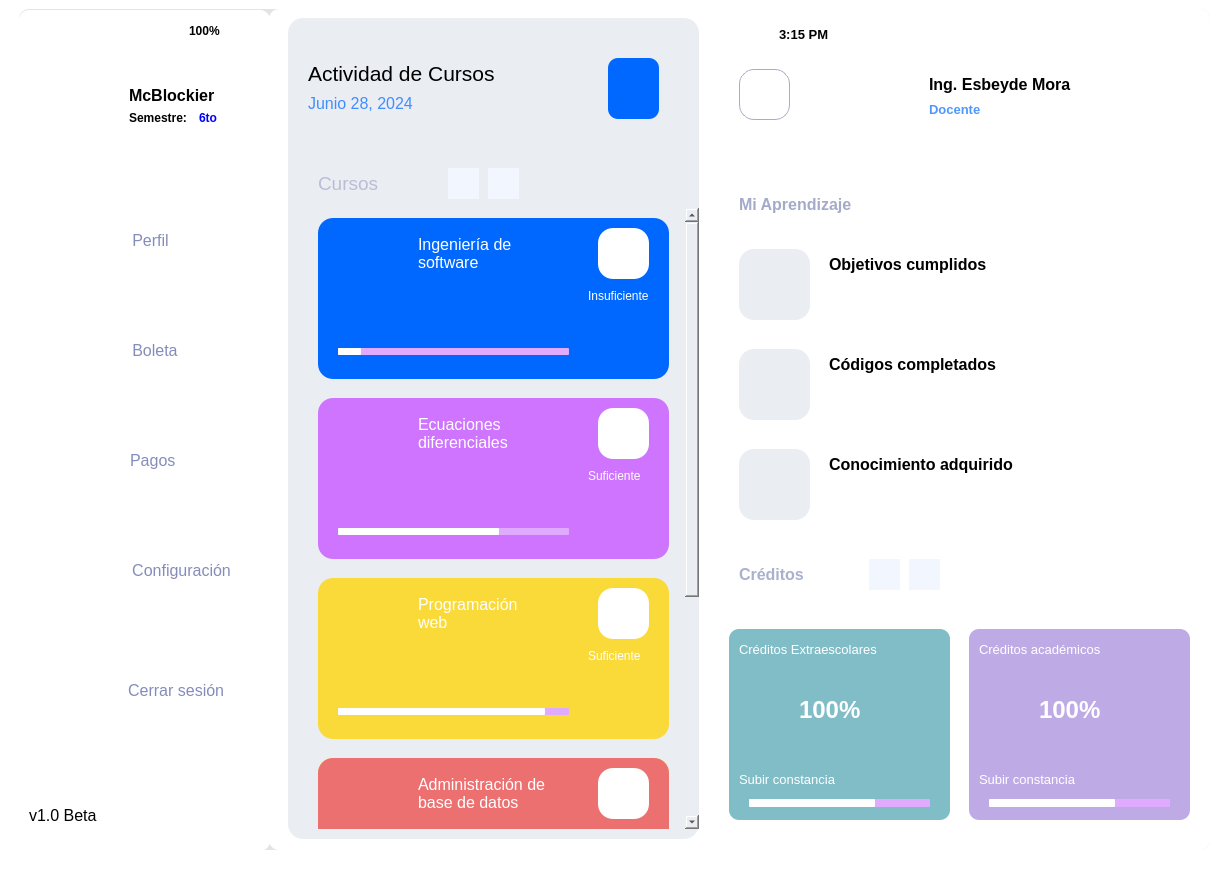
Qt form UI/Student.ui (McBlockier/SCA) before a commit.
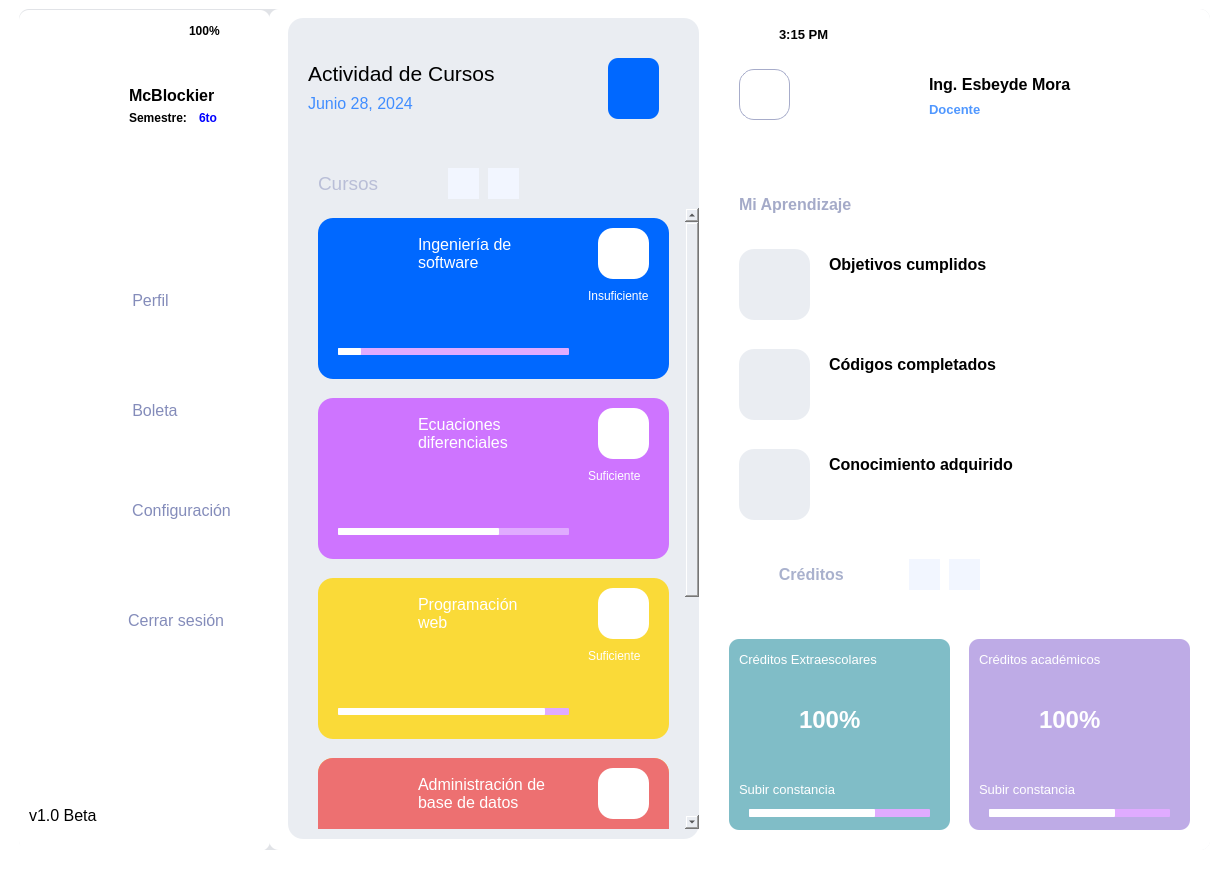
The same form after that commit. Icons and pictures are not drawn.

```diff
--- a/UI/Student.ui
+++ b/UI/Student.ui
@@ -7,7 +7,7 @@
     <x>0</x>
     <y>0</y>
     <width>1221</width>
-    <height>879</height>
+    <height>895</height>
    </rect>
   </property>
   <property name="windowTitle">
@@ -292,7 +292,7 @@
         <property name="geometry">
          <rect>
           <x>0</x>
-          <y>0</y>
+          <y>-301</y>
           <width>401</width>
           <height>981</height>
          </rect>
@@ -1444,12 +1444,12 @@
        </size>
       </property>
      </widget>
-     <widget class="QLabel" name="label_18">
+     <widget class="QLabel" name="lbIconText">
       <property name="geometry">
        <rect>
         <x>470</x>
         <y>540</y>
-        <width>121</width>
+        <width>161</width>
         <height>51</height>
        </rect>
       </property>
@@ -1462,19 +1462,20 @@
        </font>
       </property>
       <property name="styleSheet">
-       <string notr="true">color:#a9b1cd;</string>
+       <string notr="true">color:#a9b1cd;
+background-color:transparent;</string>
       </property>
       <property name="frameShape">
        <enum>QFrame::StyledPanel</enum>
       </property>
       <property name="text">
-       <string>Créditos</string>
+       <string>         Créditos</string>
       </property>
      </widget>
      <widget class="QPushButton" name="buttonBack_2">
       <property name="geometry">
        <rect>
-        <x>600</x>
+        <x>640</x>
         <y>550</y>
         <width>31</width>
         <height>31</height>
@@ -1501,7 +1502,7 @@
      <widget class="QPushButton" name="buttonNext_2">
       <property name="geometry">
        <rect>
-        <x>640</x>
+        <x>680</x>
         <y>550</y>
         <width>31</width>
         <height>31</height>
@@ -1694,70 +1695,21 @@
        <pixmap>../Resources/reloj.gif</pixmap>
       </property>
      </widget>
-     <widget class="QFrame" name="frameCredEx">
+     <widget class="QPushButton" name="lbIconSide">
       <property name="geometry">
        <rect>
-        <x>460</x>
-        <y>620</y>
-        <width>221</width>
-        <height>191</height>
-       </rect>
-      </property>
-      <property name="styleSheet">
-       <string notr="true">background-color: #80bdc7;
-border-radius:10px;</string>
-      </property>
-      <property name="frameShape">
-       <enum>QFrame::StyledPanel</enum>
-      </property>
-      <property name="frameShadow">
-       <enum>QFrame::Raised</enum>
-      </property>
-      <widget class="QLabel" name="label_39">
-       <property name="geometry">
-        <rect>
-         <x>10</x>
-         <y>10</y>
-         <width>181</width>
-         <height>21</height>
-        </rect>
-       </property>
-       <property name="font">
-        <font>
-         <family>Segoe UI</family>
-         <pointsize>10</pointsize>
-         <weight>50</weight>
-         <bold>false</bold>
-        </font>
-       </property>
-       <property name="styleSheet">
-        <string notr="true">color:white;</string>
-       </property>
-       <property name="text">
-        <string>Créditos Extraescolares</string>
-       </property>
-      </widget>
-      <widget class="QPushButton" name="uploadExtra">
-       <property name="geometry">
-        <rect>
-         <x>170</x>
-         <y>130</y>
+        <x>480</x>
+        <y>550</y>
          <width>32</width>
          <height>32</height>
         </rect>
        </property>
-       <property name="cursor">
-        <cursorShape>PointingHandCursor</cursorShape>
-       </property>
-       <property name="styleSheet">
-        <string notr="true">background-color:transparent;</string>
-       </property>
        <property name="text">
         <string/>
        </property>
        <property name="icon">
         <iconset>
-         <normaloff>../Resources/subir2.png</normaloff>../Resources/subir2.png</iconset>
+        <normaloff>../Resources/revision-de-comentarios.png</normaloff>../Resources/revision-de-comentarios.png</iconset>
        </property>
        <property name="iconSize">
         <size>
@@ -1766,90 +1718,26 @@
         </size>
        </property>
       </widget>
-      <widget class="QLabel" name="label_41">
+     <widget class="QFrame" name="frame">
        <property name="geometry">
         <rect>
-         <x>10</x>
-         <y>140</y>
-         <width>131</width>
-         <height>21</height>
-        </rect>
-       </property>
-       <property name="font">
-        <font>
-         <family>Segoe UI</family>
-         <pointsize>10</pointsize>
-         <weight>50</weight>
-         <bold>false</bold>
-        </font>
-       </property>
-       <property name="styleSheet">
-        <string notr="true">color:white;</string>
-       </property>
-       <property name="text">
-        <string>Subir constancia</string>
-       </property>
-      </widget>
-      <widget class="QLabel" name="label_13">
-       <property name="geometry">
-        <rect>
-         <x>70</x>
-         <y>40</y>
-         <width>101</width>
-         <height>81</height>
-        </rect>
-       </property>
-       <property name="font">
-        <font>
-         <family>Segoe UI</family>
-         <pointsize>18</pointsize>
-         <weight>75</weight>
-         <bold>true</bold>
-        </font>
-       </property>
-       <property name="styleSheet">
-        <string notr="true">color:white;</string>
-       </property>
-       <property name="text">
-        <string>100%</string>
-       </property>
-      </widget>
-      <widget class="QProgressBar" name="progressBar_6">
-       <property name="geometry">
-        <rect>
-         <x>20</x>
-         <y>170</y>
-         <width>181</width>
-         <height>8</height>
-        </rect>
-       </property>
-       <property name="styleSheet">
-        <string notr="true">QProgressBar{
-background-color: #e0abff;
-height: 2px;
-border-radius:1px;
-}
-QProgressBar::chunk {
-background-color: #fefeff; 
-border-radius:1px;
-}</string>
-       </property>
-       <property name="value">
-        <number>70</number>
-       </property>
-       <property name="textVisible">
-        <bool>false</bool>
-       </property>
-       <property name="format">
-        <string>%p%</string>
-       </property>
-      </widget>
-     </widget>
+        <x>450</x>
+        <y>590</y>
+        <width>491</width>
+        <height>251</height>
+       </rect>
+      </property>
+      <property name="frameShape">
+       <enum>QFrame::StyledPanel</enum>
+      </property>
+      <property name="frameShadow">
+       <enum>QFrame::Raised</enum>
+      </property>
      <widget class="QFrame" name="frameCredAc">
       <property name="geometry">
        <rect>
-        <x>700</x>
-        <y>620</y>
+         <x>250</x>
+         <y>40</y>
         <width>221</width>
         <height>191</height>
        </rect>
@@ -1996,6 +1884,181 @@
        </property>
       </widget>
      </widget>
+      <widget class="QFrame" name="frameCredEx">
+       <property name="geometry">
+        <rect>
+         <x>10</x>
+         <y>40</y>
+         <width>221</width>
+         <height>191</height>
+        </rect>
+       </property>
+       <property name="styleSheet">
+        <string notr="true">background-color: #80bdc7;
+border-radius:10px;</string>
+       </property>
+       <property name="frameShape">
+        <enum>QFrame::StyledPanel</enum>
+       </property>
+       <property name="frameShadow">
+        <enum>QFrame::Raised</enum>
+       </property>
+       <widget class="QLabel" name="label_39">
+        <property name="geometry">
+         <rect>
+          <x>10</x>
+          <y>10</y>
+          <width>181</width>
+          <height>21</height>
+         </rect>
+        </property>
+        <property name="font">
+         <font>
+          <family>Segoe UI</family>
+          <pointsize>10</pointsize>
+          <weight>50</weight>
+          <bold>false</bold>
+         </font>
+        </property>
+        <property name="styleSheet">
+         <string notr="true">color:white;</string>
+        </property>
+        <property name="text">
+         <string>Créditos Extraescolares</string>
+        </property>
+       </widget>
+       <widget class="QPushButton" name="uploadExtra">
+        <property name="geometry">
+         <rect>
+          <x>170</x>
+          <y>130</y>
+          <width>32</width>
+          <height>32</height>
+         </rect>
+        </property>
+        <property name="cursor">
+         <cursorShape>PointingHandCursor</cursorShape>
+        </property>
+        <property name="styleSheet">
+         <string notr="true">background-color:transparent;</string>
+        </property>
+        <property name="text">
+         <string/>
+        </property>
+        <property name="icon">
+         <iconset>
+          <normaloff>../Resources/subir2.png</normaloff>../Resources/subir2.png</iconset>
+        </property>
+        <property name="iconSize">
+         <size>
+          <width>32</width>
+          <height>32</height>
+         </size>
+        </property>
+       </widget>
+       <widget class="QLabel" name="label_41">
+        <property name="geometry">
+         <rect>
+          <x>10</x>
+          <y>140</y>
+          <width>131</width>
+          <height>21</height>
+         </rect>
+        </property>
+        <property name="font">
+         <font>
+          <family>Segoe UI</family>
+          <pointsize>10</pointsize>
+          <weight>50</weight>
+          <bold>false</bold>
+         </font>
+        </property>
+        <property name="styleSheet">
+         <string notr="true">color:white;</string>
+        </property>
+        <property name="text">
+         <string>Subir constancia</string>
+        </property>
+       </widget>
+       <widget class="QLabel" name="label_13">
+        <property name="geometry">
+         <rect>
+          <x>70</x>
+          <y>40</y>
+          <width>101</width>
+          <height>81</height>
+         </rect>
+        </property>
+        <property name="font">
+         <font>
+          <family>Segoe UI</family>
+          <pointsize>18</pointsize>
+          <weight>75</weight>
+          <bold>true</bold>
+         </font>
+        </property>
+        <property name="styleSheet">
+         <string notr="true">color:white;</string>
+        </property>
+        <property name="text">
+         <string>100%</string>
+        </property>
+       </widget>
+       <widget class="QProgressBar" name="progressBar_6">
+        <property name="geometry">
+         <rect>
+          <x>20</x>
+          <y>170</y>
+          <width>181</width>
+          <height>8</height>
+         </rect>
+        </property>
+        <property name="styleSheet">
+         <string notr="true">QProgressBar{
+background-color: #e0abff;
+height: 2px;
+border-radius:1px;
+}
+QProgressBar::chunk {
+background-color: #fefeff; 
+border-radius:1px;
+}</string>
+        </property>
+        <property name="value">
+         <number>70</number>
+        </property>
+        <property name="textVisible">
+         <bool>false</bool>
+        </property>
+        <property name="format">
+         <string>%p%</string>
+        </property>
+       </widget>
+      </widget>
+     </widget>
+     <zorder>lbIconSide</zorder>
+     <zorder>frameActivity</zorder>
+     <zorder>label_15</zorder>
+     <zorder>pushButton</zorder>
+     <zorder>pushButton_2</zorder>
+     <zorder>setProfile_2</zorder>
+     <zorder>label_16</zorder>
+     <zorder>label_17</zorder>
+     <zorder>pushButton_3</zorder>
+     <zorder>pushButton_4</zorder>
+     <zorder>pushButton_5</zorder>
+     <zorder>lbIconText</zorder>
+     <zorder>buttonBack_2</zorder>
+     <zorder>buttonNext_2</zorder>
+     <zorder>label_19</zorder>
+     <zorder>label_20</zorder>
+     <zorder>label_21</zorder>
+     <zorder>pushButton_6</zorder>
+     <zorder>pushButton_7</zorder>
+     <zorder>pushButton_8</zorder>
+     <zorder>lbTime</zorder>
+     <zorder>clock</zorder>
+     <zorder>frame</zorder>
     </widget>
    </widget>
    <widget class="QFrame" name="siderBar">
@@ -2026,7 +2089,7 @@
      <property name="geometry">
       <rect>
        <x>20</x>
-       <y>660</y>
+       <y>590</y>
        <width>221</width>
        <height>41</height>
       </rect>
@@ -2190,7 +2253,7 @@
     <property name="geometry">
      <rect>
       <x>50</x>
-      <y>670</y>
+      <y>600</y>
       <width>41</width>
       <height>41</height>
      </rect>
@@ -2212,7 +2275,7 @@
     <property name="geometry">
      <rect>
       <x>40</x>
-      <y>220</y>
+      <y>280</y>
       <width>221</width>
       <height>41</height>
      </rect>
@@ -2247,7 +2310,7 @@
     <property name="geometry">
      <rect>
       <x>50</x>
-      <y>220</y>
+      <y>280</y>
       <width>41</width>
       <height>41</height>
      </rect>
@@ -2341,7 +2404,7 @@
     <property name="geometry">
      <rect>
       <x>40</x>
-      <y>330</y>
+      <y>390</y>
       <width>221</width>
       <height>41</height>
      </rect>
@@ -2372,68 +2435,11 @@
      <string>  Boleta</string>
     </property>
    </widget>
-   <widget class="QPushButton" name="buttonPayments">
-    <property name="geometry">
-     <rect>
-      <x>40</x>
-      <y>440</y>
-      <width>221</width>
-      <height>41</height>
-     </rect>
-    </property>
-    <property name="font">
-     <font>
-      <family>Segoe UI</family>
-      <pointsize>12</pointsize>
-     </font>
-    </property>
-    <property name="cursor">
-     <cursorShape>PointingHandCursor</cursorShape>
-    </property>
-    <property name="toolTip">
-     <string>Ver pagos</string>
-    </property>
-    <property name="styleSheet">
-     <string notr="true">QPushButton{
-    background-color: white;
-    color: #848cba;
-    border-radius:10px;
-}
-QPushButton:hover{
-    background-color: #ebeffd;
-}</string>
-    </property>
-    <property name="text">
-     <string> Pagos</string>
-    </property>
-   </widget>
-   <widget class="QLabel" name="label_10">
-    <property name="geometry">
-     <rect>
-      <x>50</x>
-      <y>440</y>
-      <width>41</width>
-      <height>41</height>
-     </rect>
-    </property>
-    <property name="cursor">
-     <cursorShape>PointingHandCursor</cursorShape>
-    </property>
-    <property name="styleSheet">
-     <string notr="true">background-color: transparent;</string>
-    </property>
-    <property name="text">
-     <string/>
-    </property>
-    <property name="pixmap">
-     <pixmap>../Resources/factura-punto-de-venta.png</pixmap>
-    </property>
-   </widget>
    <widget class="QLabel" name="label_12">
     <property name="geometry">
      <rect>
       <x>50</x>
-      <y>330</y>
+      <y>390</y>
       <width>41</width>
       <height>41</height>
      </rect>
@@ -2455,7 +2461,7 @@
     <property name="geometry">
      <rect>
       <x>40</x>
-      <y>550</y>
+      <y>490</y>
       <width>221</width>
       <height>41</height>
      </rect>
@@ -2490,7 +2496,7 @@
     <property name="geometry">
      <rect>
       <x>50</x>
-      <y>550</y>
+      <y>490</y>
       <width>41</width>
       <height>41</height>
      </rect>
```
Lines whose indentation alone changed are shown as unchanged.
